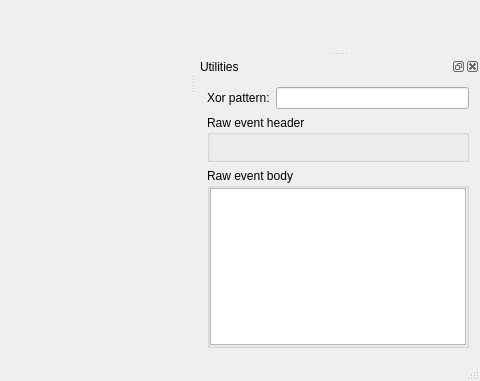
xobs/nandsee, file nandseewindow.ui: the form before one commit; both pictures show x 720 to 1200 and y 241 to 622 of the 1200 by 622 pixel window.
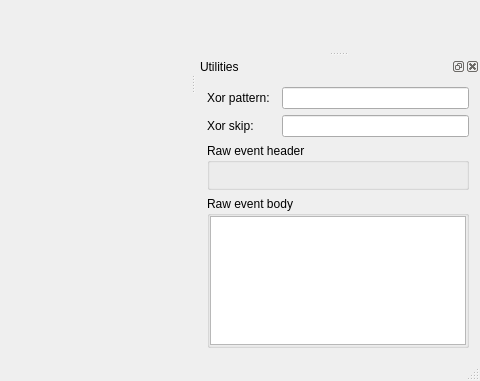
The form after the commit. Custom widgets are drawn as their Qt base class.

Commit message:
window: Add "pattern skip" for xor overlay
The "xor pattern" feature is useful, but sometimes there are off-by-one
errors.  The ability to start the xor pattern at a nonzero offset can
help overcome these problems.

Patch:
```diff
--- a/nandseewindow.ui
+++ b/nandseewindow.ui
@@ -281,7 +281,7 @@
    </attribute>
    <widget class="QWidget" name="dockWidgetContents_4">
     <layout class="QGridLayout" name="gridLayout_3">
-     <item row="0" column="1">
+     <item row="0" column="2">
       <widget class="QLineEdit" name="xorPattern"/>
      </item>
      <item row="0" column="0">
@@ -291,7 +291,7 @@
        </property>
       </widget>
      </item>
-     <item row="2" column="0" colspan="2">
+     <item row="3" column="0" colspan="3">
       <widget class="QGroupBox" name="groupBox">
        <property name="title">
         <string>Raw event body</string>
@@ -315,7 +315,7 @@
        </layout>
       </widget>
      </item>
-     <item row="1" column="0" colspan="2">
+     <item row="2" column="0" colspan="3">
       <widget class="QGroupBox" name="groupBox_2">
        <property name="title">
         <string>Raw event header</string>
@@ -348,6 +348,16 @@
        </layout>
       </widget>
      </item>
+     <item row="1" column="0">
+      <widget class="QLabel" name="label">
+       <property name="text">
+        <string>Xor skip:</string>
+       </property>
+      </widget>
+     </item>
+     <item row="1" column="2">
+      <widget class="QLineEdit" name="xorPatternSkip"/>
+     </item>
     </layout>
    </widget>
   </widget>
```
Left out of the diff: 37 changed lines with no effect on the pictures. The commit also changes 2 other files.
